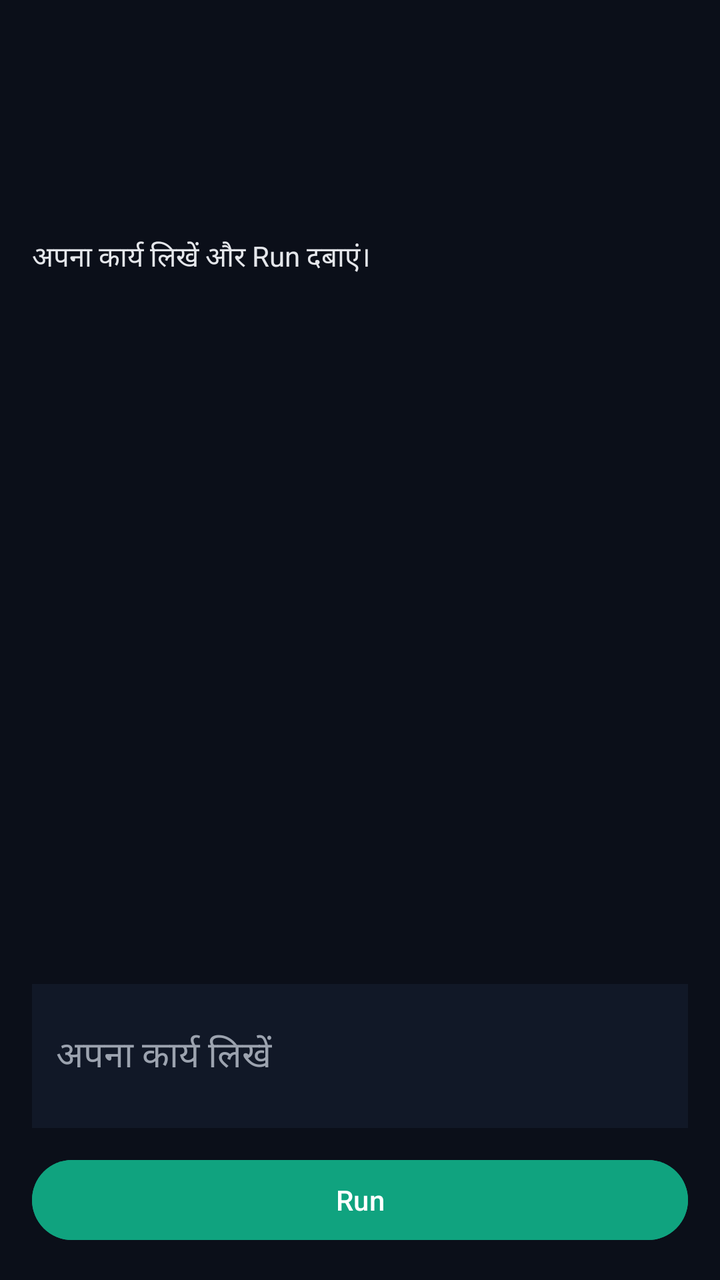
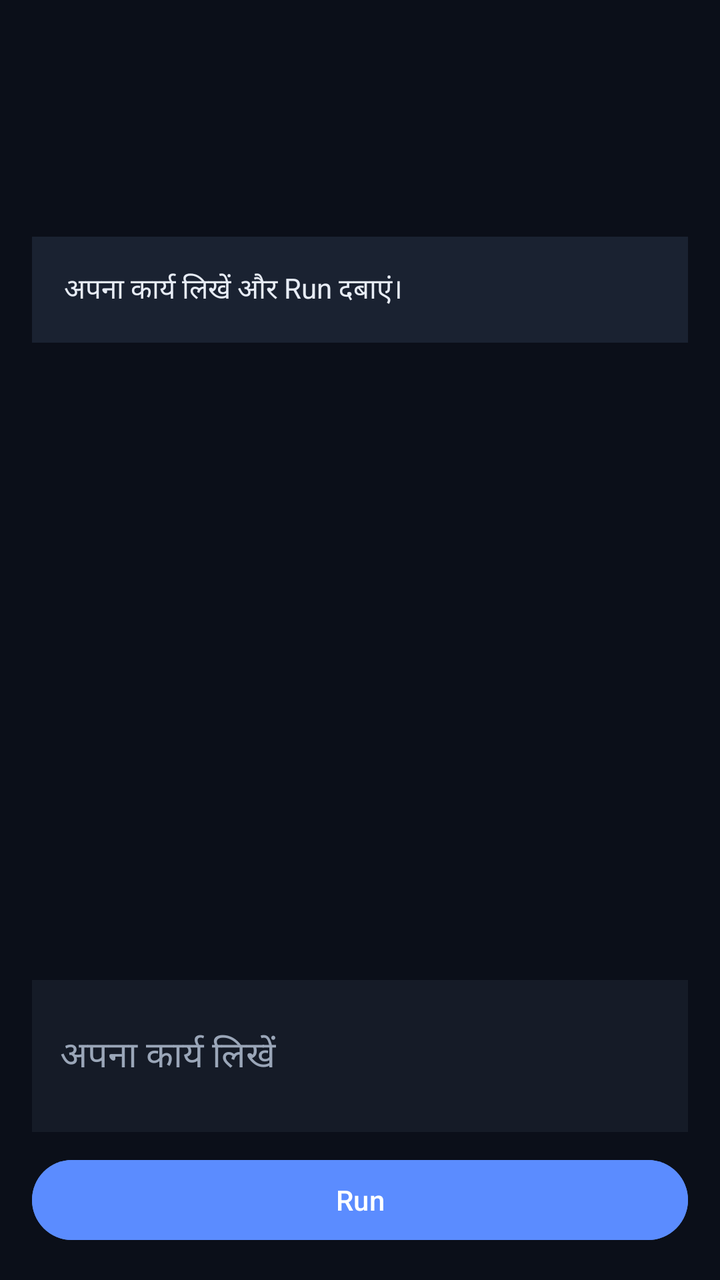

Two renders of the same Android screen: before a commit and after it. Below are the layout's source before the change and the commit's diff.
<!-- AndroidManifest.xml: application theme Theme.BittuAI -->
<!-- res/layout/activity_feature.xml -->
<?xml version="1.0" encoding="utf-8"?>
<LinearLayout xmlns:android="http://schemas.android.com/apk/res/android"
    android:layout_width="match_parent"
    android:layout_height="match_parent"
    android:background="@color/bittu_background"
    android:orientation="vertical"
    android:padding="16dp">

    <TextView
        android:id="@+id/featureTitle"
        android:layout_width="match_parent"
        android:layout_height="wrap_content"
        android:textColor="@color/bittu_green"
        android:textSize="24sp"
        android:textStyle="bold" />

    <TextView
        android:id="@+id/featureCategory"
        android:layout_width="match_parent"
        android:layout_height="wrap_content"
        android:layout_marginTop="4dp"
        android:textColor="@color/bittu_text" />

    <TextView
        android:id="@+id/featureDescription"
        android:layout_width="match_parent"
        android:layout_height="wrap_content"
        android:layout_marginTop="12dp"
        android:textColor="@color/bittu_text" />

    <ScrollView
        android:id="@+id/featureScroll"
        android:layout_width="match_parent"
        android:layout_height="0dp"
        android:layout_marginTop="16dp"
        android:layout_weight="1">

        <TextView
            android:id="@+id/featureOutput"
            android:layout_width="match_parent"
            android:layout_height="wrap_content"
            android:text="अपना कार्य लिखें और Run दबाएं।"
            android:textColor="@color/bittu_text" />
    </ScrollView>

    <EditText
        android:id="@+id/featureInput"
        android:layout_width="match_parent"
        android:layout_height="wrap_content"
        android:layout_marginTop="12dp"
        android:background="@color/bittu_surface"
        android:hint="अपना कार्य लिखें"
        android:inputType="textMultiLine"
        android:minLines="2"
        android:padding="12dp"
        android:textColor="@color/bittu_text"
        android:textColorHint="#9CA3AF" />

    <Button
        android:id="@+id/runButton"
        android:layout_width="match_parent"
        android:layout_height="wrap_content"
        android:layout_marginTop="12dp"
        android:backgroundTint="@color/bittu_green"
        android:text="Run"
        android:textColor="#FFFFFF" />

</LinearLayout>
<!-- resources referenced by this layout -->
<resources>
  <color name="bittu_background">#0B0F19</color>
  <color name="bittu_green">#10A37F</color>
  <color name="bittu_surface">#111827</color>
  <color name="bittu_text">#E5E7EB</color>
  <style name="Theme.BittuAI" parent="Theme.Material3.Dark.NoActionBar">
          <item name="colorPrimary">@color/bittu_green</item>
          <item name="android:statusBarColor">@color/bittu_background</item>
          <item name="android:navigationBarColor">@color/bittu_background</item>
      </style>
</resources>

<!-- the commit's change to res/layout/activity_feature.xml (unified diff, before → after) -->
@@ -10,7 +10,7 @@
         android:id="@+id/featureTitle"
         android:layout_width="match_parent"
         android:layout_height="wrap_content"
-        android:textColor="@color/bittu_green"
+        android:textColor="@color/bittu_accent"
         android:textSize="24sp"
         android:textStyle="bold" />
 
@@ -19,7 +19,7 @@
         android:layout_width="match_parent"
         android:layout_height="wrap_content"
         android:layout_marginTop="4dp"
-        android:textColor="@color/bittu_text" />
+        android:textColor="@color/bittu_text_secondary" />
 
     <TextView
         android:id="@+id/featureDescription"
@@ -39,6 +39,8 @@
             android:id="@+id/featureOutput"
             android:layout_width="match_parent"
             android:layout_height="wrap_content"
+            android:background="@color/bittu_ai_bubble"
+            android:padding="16dp"
             android:text="अपना कार्य लिखें और Run दबाएं।"
             android:textColor="@color/bittu_text" />
     </ScrollView>
@@ -52,16 +54,16 @@
         android:hint="अपना कार्य लिखें"
         android:inputType="textMultiLine"
         android:minLines="2"
-        android:padding="12dp"
+        android:padding="14dp"
         android:textColor="@color/bittu_text"
-        android:textColorHint="#9CA3AF" />
+        android:textColorHint="@color/bittu_text_secondary" />
 
     <Button
         android:id="@+id/runButton"
         android:layout_width="match_parent"
         android:layout_height="wrap_content"
-        android:layout_marginTop="12dp"
-        android:backgroundTint="@color/bittu_green"
+        android:layout_marginTop="10dp"
+        android:backgroundTint="@color/bittu_accent"
         android:text="Run"
         android:textColor="#FFFFFF" />
 
<!-- resource entries referenced after the edit -->
@@ -1,11 +1,17 @@
 <!-- resources referenced by this layout -->
 <resources>
+  <color name="bittu_accent">#5B8CFF</color>
+  <color name="bittu_ai_bubble">#1A2231</color>
   <color name="bittu_background">#0B0F19</color>
-  <color name="bittu_green">#10A37F</color>
-  <color name="bittu_surface">#111827</color>
-  <color name="bittu_text">#E5E7EB</color>
+  <color name="bittu_surface">#151B27</color>
+  <color name="bittu_text">#E7ECF5</color>
+  <color name="bittu_text_secondary">#9AA6B8</color>
   <style name="Theme.BittuAI" parent="Theme.Material3.Dark.NoActionBar">
-          <item name="colorPrimary">@color/bittu_green</item>
+          <item name="android:windowBackground">@color/bittu_background</item>
+          <item name="colorPrimary">@color/bittu_accent</item>
+          <item name="colorOnPrimary">#FFFFFF</item>
+          <item name="colorSurface">@color/bittu_surface</item>
+          <item name="colorOnSurface">@color/bittu_text</item>
           <item name="android:statusBarColor">@color/bittu_background</item>
           <item name="android:navigationBarColor">@color/bittu_background</item>
       </style>
